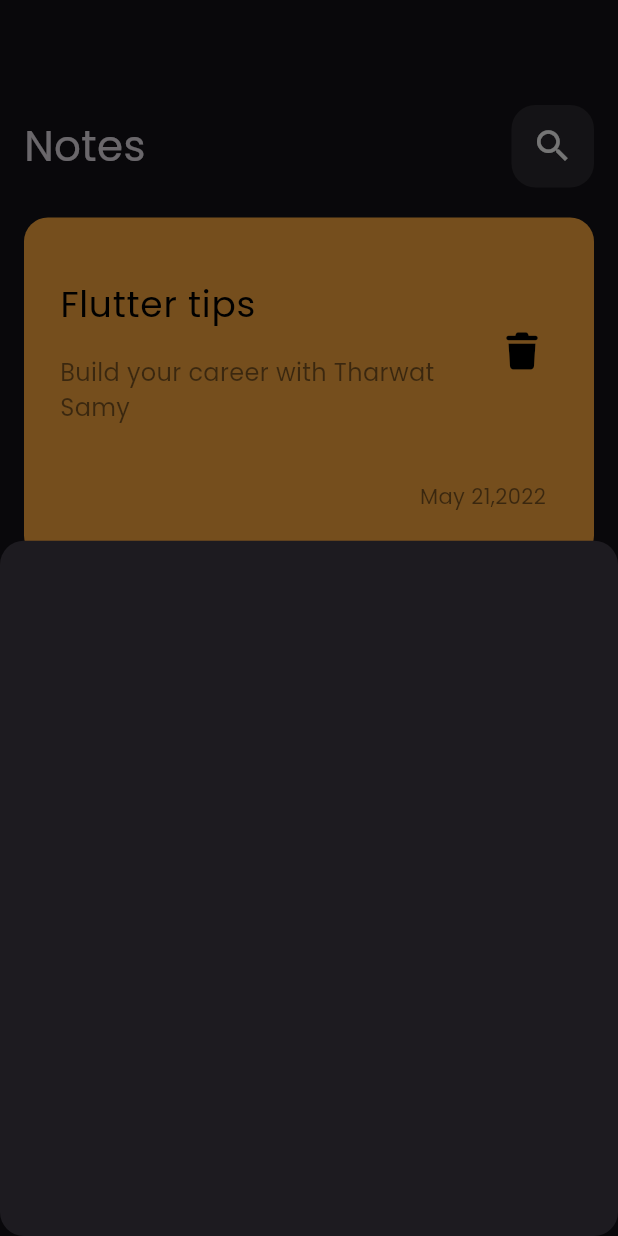
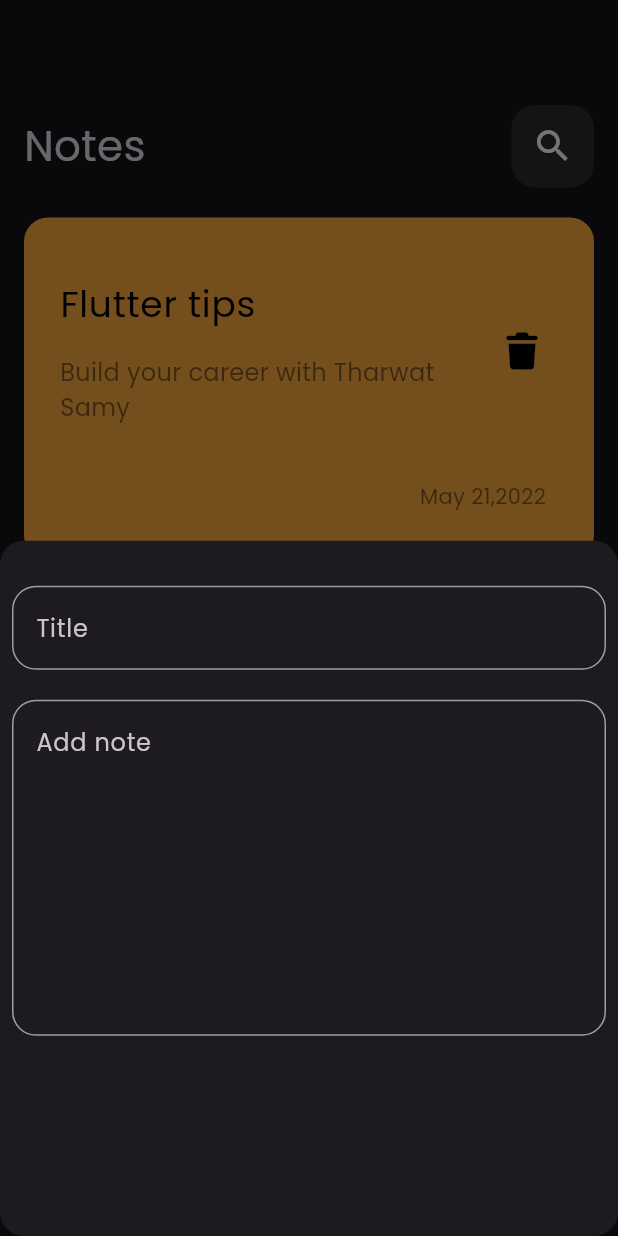
Before and after one commit to Menna50/notes_app, a Flutter app: the screen it shows after launch, after a tap on the "add" icon, on a phone screen of 412 x 824 dp. Run offline on Flutter 3.47's test engine with Material 3 defaults, Android fonts, the phone set to English and light mode, and no system bars; our stand-ins replace font_awesome_flutter.

Commit message:
create custom text field

```diff
--- a/lib/Views/notes_view.dart
+++ b/lib/Views/notes_view.dart
@@ -1,5 +1,6 @@
 import 'package:flutter/material.dart';
 import 'package:notes_app/Widgets/custom_app_bar.dart';
+import 'package:notes_app/constants.dart';
 
 import '../Widgets/add_note_bottom_sheet.dart';
 import '../Widgets/notes_view_body.dart';
@@ -23,7 +24,7 @@ body: Scaffold(
       );
 
     },
-    child: Icon(Icons.add,color: Colors.black,),shape: CircleBorder(),backgroundColor: Colors.greenAccent,),
+    child: Icon(Icons.add,color: Colors.black,),shape: CircleBorder(),backgroundColor: KPrimaryColor,),
    body:  NotesViewBody()
 ) ,
     );
--- a/lib/Widgets/add_note_bottom_sheet.dart
+++ b/lib/Widgets/add_note_bottom_sheet.dart
@@ -1,12 +1,24 @@
 
 import 'package:flutter/material.dart';
+import 'package:notes_app/Widgets/custom_text_field.dart';
 
 class AddNoteButtomSheet extends StatelessWidget {
   const AddNoteButtomSheet({super.key});
 
   @override
   Widget build(BuildContext context) {
-    return Container(
+    return
+ Padding(
+  padding: const EdgeInsets.symmetric(horizontal: 8),
+  child: Column(
+
+    children: [
+      SizedBox(height: 30,),
+      CustomTextField(hint: 'Title', maxLines: 1),
+      SizedBox(height: 20,),
+      CustomTextField(hint: 'Add note', maxLines: 8)
+    ],
+  ),
 
     );
   }
--- /dev/null
+++ b/lib/Widgets/custom_text_field.dart
@@ -0,0 +1,34 @@
+import 'package:flutter/gestures.dart';
+import 'package:flutter/material.dart';
+import 'package:notes_app/constants.dart';
+
+class CustomTextField extends StatelessWidget {
+  String hint;
+  int maxLines=1;
+
+   CustomTextField({required this.hint,required this.maxLines});
+
+  @override
+  Widget build(BuildContext context) {
+    return TextField(
+      maxLines: maxLines,
+      decoration: InputDecoration(
+        hintText: hint,
+
+        enabledBorder:outlineInputBorder(Colors.grey),
+        focusedBorder: outlineInputBorder(KPrimaryColor)
+      ),
+    );
+  }
+  OutlineInputBorder outlineInputBorder (Color color)
+  {
+    return OutlineInputBorder(
+        borderRadius: BorderRadius.circular(16),
+        borderSide: BorderSide(
+
+            color: color
+        )
+    );
+  }
+
+}
--- /dev/null
+++ b/lib/constants.dart
@@ -0,0 +1,4 @@
+
+import 'package:flutter/material.dart';
+
+const  KPrimaryColor=Color(0xff62FCD7);
```
